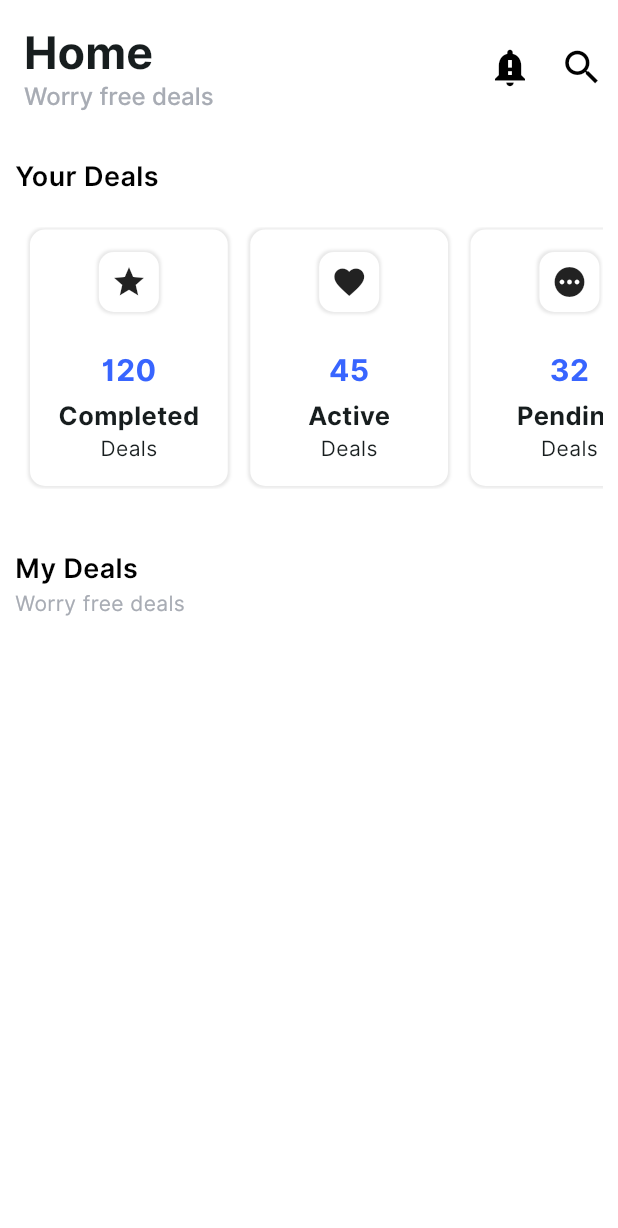
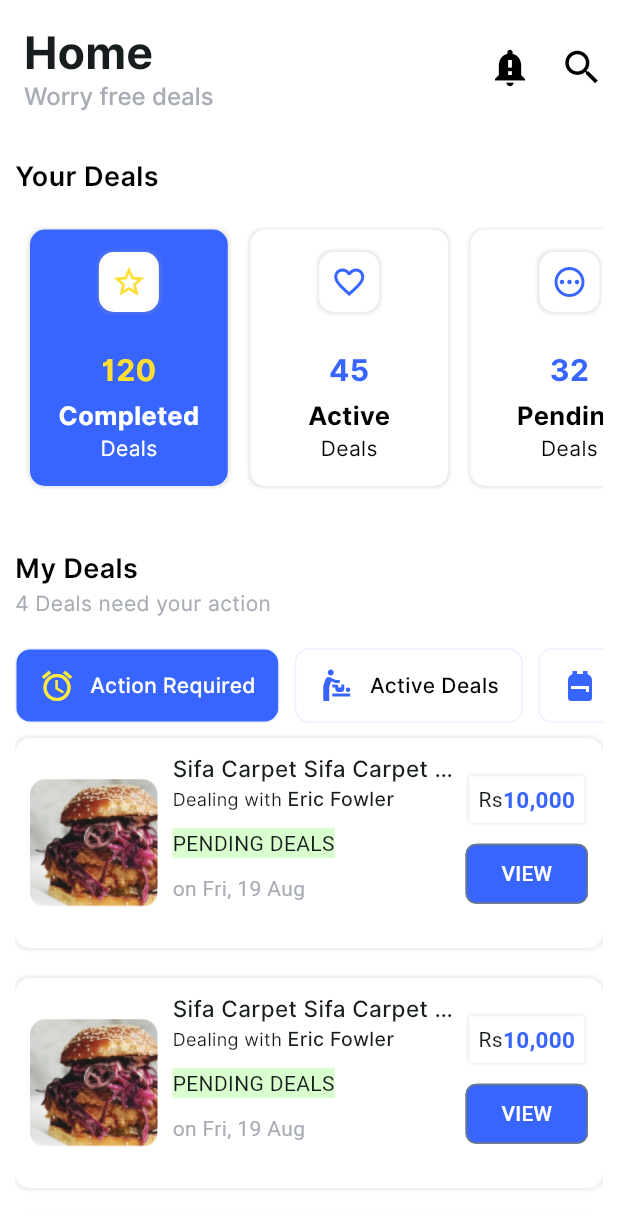
Before and after one commit to FaisalKhawaj/Flutter, a Flutter app: the HomeDeals screen opened by its route, on a phone screen of 412 x 824 dp. Shown: the top 1228 px of the screen. Run offline on Flutter 3.47's test engine with Material 3 defaults, Android fonts, the phone set to English and light mode, and no system bars; our stand-ins replace carousel_slider, flutter_svg, get, pinput, shared_preferences, smooth_page_indicator; accounts and stored records are empty.

Commit message:
home screen completed, used listview for horizontal and vertical,     custom tab button added

```diff
--- a/lib/resources/colors.dart
+++ b/lib/resources/colors.dart
@@ -8,7 +8,8 @@ class AppColor{
   Color primaryGreyText = const Color(0xFF797B89);
 
   Color primaryGreyBox=const Color(0xFFfefefe);
-
+  Color pendingDeal=const Color(0xFFDAFFCE);
+  Color green=const Color(0xFF4EE03C);
   // buttons
 Color primaryButtonText = const Color(0xFFFFDE33);
 Color tertiaryButtonText= const Color(0xFF3865FF);
--- a/lib/screens/auth/widget/DealsButton.dart
+++ b/lib/screens/auth/widget/DealsButton.dart
@@ -9,9 +9,9 @@ import 'package:first_app/screens/homedeals.dart'; // Import the MyItem class fr
 class DealsButton extends StatelessWidget{
 
 final MyItem item;
+final bool isSelected;
 
-
-   DealsButton({super.key,required this.item,});
+   DealsButton({super.key,required this.item,required this.isSelected});
 
   @override
   Widget build(BuildContext context) {
@@ -22,7 +22,7 @@ final MyItem item;
       constraints: BoxConstraints.expand(width:MediaQuery.of(context).size.width*0.32,height: 170 ),
       decoration: BoxDecoration(
         boxShadow: [R.textStyle.dealBoxShadow()],
-        color: Colors.white,
+        color:isSelected?AppColors.primaryButton: Colors.white,
         // color: R.colors.primaryGreyBox,
         borderRadius: BorderRadius.circular(10),
       ),
@@ -31,18 +31,24 @@ final MyItem item;
         children: [
           Container(
             constraints: BoxConstraints.expand(width: 40,height: 40),
-            child:  Icon(item.icon),
-            decoration: BoxDecoration(color: Colors.white,
+            child:  Icon(item.icon,color: isSelected?AppColors.tertiaryButton: AppColors.primaryButton,),
+            decoration: BoxDecoration(color:Colors.white,
               boxShadow: [R.textStyle.dealBoxShadow()],
               borderRadius: BorderRadius.circular(10),
             ),
           ),
          Column(
             children:[
-              Text(item.count.toString(), style: R.textStyle.unselectedDealButton(),),
+              Text(item.count.toString(), style: R.textStyle.unselectedDealButton().copyWith(
+                 color: isSelected?AppColors.tertiaryButton:AppColors.primaryButton
+              ),),
            const SizedBox(height: 4,),
-              Text(item.type,style: TextStyle(fontSize: 17,fontFamily: 'Inter',fontWeight: FontWeight.bold,)),
-              Text('Deals',style: TextStyle(fontSize: 14,fontFamily: 'Inter',fontWeight: FontWeight.w400),)
+              Text(item.type,style: TextStyle(
+                color:isSelected?AppColors.white:AppColors.black,
+                fontSize: 17,fontFamily: 'Inter',fontWeight: FontWeight.bold,)),
+              Text('Deals',style: TextStyle(
+                 color: isSelected?AppColors.white:AppColors.black,
+                  fontSize: 14,fontFamily: 'Inter',fontWeight: FontWeight.w400),)
             ] ,
           )
         ],
--- a/lib/screens/homedeals.dart
+++ b/lib/screens/homedeals.dart
@@ -3,6 +3,8 @@
 import 'package:first_app/app_export.dart';
 import 'package:first_app/main.dart';
 import 'package:first_app/screens/auth/widget/DealsButton.dart';
+import 'package:first_app/widgets/ActionDealsListItem.dart';
+import 'package:first_app/widgets/deals_action_type.dart';
 import 'package:flutter/material.dart';
 import '../../../resources/resources.dart';
 
@@ -16,20 +18,66 @@ class MyItem {
 }
 
 
+class DealActionListItem{
+  final String name;
+  final String company;
+  final String dealType;
+  final String date;
+  final double price;
 
-class HomeDeals extends StatelessWidget{
-   HomeDeals({super.key});
+  DealActionListItem({required this.company,required this.date,required this.dealType,required this.name,required this.price});
+
+}
+
+class DealActionItem{
+  final IconData icon;
+  final String type;
+
+  DealActionItem({required this.icon,required this.type});
+}
+
+class HomeDeals extends StatefulWidget{
+
+  @override
+  _HomeDealsState createState()=> _HomeDealsState();
+
+}
+
+
+
+class _HomeDealsState extends State<HomeDeals>{
+  // _HomeDealsState({super.key});
+int selectedIndex = 0;
+int selectedActionNeeded=0;
+int selectedDealsType=0;
 
   final List<MyItem> dealCategory=[
-    MyItem(icon: Icons.star, type: 'Completed', count: 120),
-    MyItem(icon: Icons.favorite, type: 'Active', count: 45),
-    MyItem(icon: Icons.pending, type: 'Pending', count: 32),
+    MyItem(icon: Icons.star_outline, type: 'Completed', count: 120),
+    MyItem(icon: Icons.favorite_outline_outlined, type: 'Active', count: 45),
+    MyItem(icon: Icons.pending_outlined, type: 'Pending', count: 32),
     MyItem(icon: Icons.cancel, type: 'Cancelled', count: 02),
+  ];
+
+  final List<DealActionItem> dealActionTypes=[
+    DealActionItem(icon: Icons.access_alarm_sharp,type: 'Action Required'),
+    DealActionItem(icon: Icons.baby_changing_station,type: 'Active Deals'),
+    DealActionItem(icon: Icons.backpack,type: 'Pending Deals'),
+  ];
+
+  final List<DealActionListItem> dealActionList=[
+    DealActionListItem(company: 'Eric Fowler', name: 'Sifa Carpet Fowler Hand Woven',price: 1000,dealType: 'PENDING DEALS',date: 'Fri,19 Aug'),
+    DealActionListItem(company: 'Eric Fowler', name: 'Sifa Test',price: 100,dealType: 'MODIFY REQUEST',date: 'Fri,1 Aug'),
+    DealActionListItem(company: 'Eric ', name: 'Sifa TEST B',price: 500,dealType: 'MODIFY REQUEST',date: 'Fri,20 Aug'),
+    DealActionListItem(company: 'Eric ', name: 'Sifa TEST B',price: 500,dealType: 'MODIFY REQUEST',date: 'Fri,21 Aug'),
+
+
   ];
 
   @override
   Widget build(BuildContext context) {
     // TODO: implement build
+    final screenWidth=MediaQuery.of(context).size.width;
+    final isMobile=screenWidth<600;
     return Scaffold(
       // backgroundColor: AppColors.secondaryBg,
       appBar: AppBar(
@@ -52,12 +100,11 @@ class HomeDeals extends StatelessWidget{
         ],
       ),
       body: SafeArea(child: Padding(padding: EdgeInsets.symmetric(vertical: 15, horizontal: 10),
-        child:Column(crossAxisAlignment: CrossAxisAlignment.start, children: [
+        child:SingleChildScrollView(child: Column(crossAxisAlignment: CrossAxisAlignment.start, children: [
           Text('Your Deals',style:R.textStyle.dealCategoryTitle()),
           SizedBox(height: 20,),
 
           SizedBox(height: 175,
-
             width: MediaQuery.of(context).size.width,
             child: ListView.builder(
               itemCount: dealCategory.length,
@@ -65,16 +112,52 @@ class HomeDeals extends StatelessWidget{
               padding: const EdgeInsets.only(left: 10),
               scrollDirection: Axis.horizontal,
               itemBuilder:(context,index){
-                return  DealsButton(item:dealCategory[index]);
+                return  GestureDetector(
+                  onTap: (){
+                    setState(() {
+                      selectedIndex=index;
+                    });
+                  },
+                  child: DealsButton(item:dealCategory[index],isSelected:selectedIndex==index),
+                );
               },
             ),
           ),
           SizedBox(height: 40,),
           Text('My Deals',style:R.textStyle.dealCategoryTitle()),
-          Text('Worry free deals',style: R.textStyle.homeDealHeaderDescription().copyWith(fontSize: 14, fontWeight: FontWeight.w400),),
+          Text('4 Deals need your action',style: R.textStyle.homeDealHeaderDescription().copyWith(fontSize: 14, fontWeight: FontWeight.w400),),
           SizedBox(height: 20,),
 
-        ],) ,)),
+
+          SizedBox(
+            height:50,
+            child:ListView.builder(
+                scrollDirection: Axis.horizontal,
+                itemCount:dealActionTypes.length , itemBuilder: (context,index){
+              return GestureDetector(
+                onTap: (){
+                  setState(() {
+                    selectedDealsType=index;
+                  });
+                },
+                child: DealsActionType(item:dealActionTypes[index],isSelected:selectedDealsType==index),
+              );
+            }),),
+
+SizedBox(
+  height: MediaQuery.of(context).size.height*0.6,
+  child:  ListView.builder(
+      itemCount: dealActionList.length,
+      itemBuilder: (context,index){
+        return  ActionDealsListitem();
+      }) ,
+)
+
+
+
+
+
+        ],),) ,) ),
     );
   }
 
--- a/lib/theme/app_colors.dart
+++ b/lib/theme/app_colors.dart
@@ -16,7 +16,10 @@ class AppColors{
   // Secondary Colors
   static const Color secondaryColor = Color(0xFFB4A8AC);
   static const Color secondaryBg=Color(0xFFfcfcfc);
+  static const Color tertiaryButton=Color(0xFFFFDE33);
   static const Color accentColor = Color(0xFFFF6F61);
+  static const Color pendingDeal=const Color(0xFFDAFFCE);
+  static const Color green=const Color(0xFF4EE03C);
 
   // Neutral Colors
   static const Color white = Color(0xFFFFFFFF);
--- a/lib/widgets/ActionDealsListItem.dart
+++ b/lib/widgets/ActionDealsListItem.dart
@@ -0,0 +1,121 @@
+import 'package:first_app/app_export.dart';
+import '../../../resources/resources.dart';
+import 'package:first_app/main.dart';
+import 'package:flutter/material.dart';
+
+class ActionDealsListitem extends StatelessWidget {
+   ActionDealsListitem({super.key});
+
+  @override
+  Widget build(BuildContext context) {
+    final screenWidth=MediaQuery.of(context).size.width;
+    final isMobile=screenWidth<600;
+    return  Container(
+        margin: const EdgeInsets.only(top: 10,bottom: 10),
+        padding: const EdgeInsets.all(10),
+        width:isMobile?screenWidth*0.9:500,
+        height: 140,
+        decoration: BoxDecoration(color: Colors.white,
+            boxShadow:[BoxShadow(
+                color: Colors.grey.withOpacity(0.3),
+                spreadRadius: 0.3,
+                blurRadius: 2
+            )],
+            borderRadius: BorderRadius.circular(10)
+        ),
+        child: Row(
+          crossAxisAlignment: CrossAxisAlignment.center,
+          children: [
+            // Image
+            ClipRRect(
+              borderRadius: BorderRadius.circular(10),
+              child: Image.asset(ImageConstant.food1,fit: BoxFit.cover,height: 85,width: 85,),
+            ),
+            // Image ends
+            const SizedBox(width: 10,),
+            // Inner Wrap
+            Expanded(child: Column(
+              crossAxisAlignment: CrossAxisAlignment.start,
+              children: [
+                Text('Sifa Carpet Sifa Carpet Sifa Carpet',
+                  textAlign: TextAlign.left,
+                  maxLines: 1, overflow: TextOverflow.ellipsis, style: TextStyle(fontWeight: FontWeight.w500,
+                      fontFamily: 'Inter',
+                      fontSize: 15
+                  ),),
+                Row(mainAxisAlignment: MainAxisAlignment.start, children: [
+                  Text('Dealing with ',style: TextStyle(
+                      fontSize: 12,
+                      fontFamily: 'Inter',
+                      fontWeight: FontWeight.w400
+                  ),),
+                  Text('Eric Fowler',style: TextStyle(
+                      fontFamily: 'Inter',
+                      fontSize: 13,
+                      fontWeight: FontWeight.w500
+                  ),),
+
+                ],),
+                Container(
+                  margin: EdgeInsets.symmetric(vertical: 10),
+                  // padding: EdgeInsets.symmetric(horizontal: 10,vertical: 4),
+                  decoration: BoxDecoration(
+                      color:AppColors.pendingDeal
+                  ),
+                  child: Text('PENDING DEALS'),
+                ),
+                Text('on Fri, 19 Aug',style: TextStyle(
+                  color: AppColors.primaryDescription,
+                ),)
+              ],
+            )),
+
+            // Inner Wrap ends
+
+            Column(
+              mainAxisAlignment: MainAxisAlignment.center,
+              children: [
+                Container(
+                  padding: EdgeInsets.symmetric(horizontal: 6,vertical: 5),
+                  decoration: BoxDecoration(
+                      color: Colors.white,
+                      boxShadow: [BoxShadow(
+                          color: Colors.grey.withOpacity(0.4),
+                          blurRadius: 2,
+                          spreadRadius: 0.2
+                      )]
+                  ),
+                  child:Row(
+                    children: [
+                      const    Text('Rs'),
+                      const  Text('10,000',style: TextStyle(
+                          color: AppColors.primaryButton,
+                          fontSize: 15,
+                          fontWeight: FontWeight.bold
+                      ),)
+                    ],
+                  ),
+                ),
+                SizedBox(height: 10,),
+                OutlinedButton(
+
+                    style:OutlinedButton.styleFrom(
+                        foregroundColor: Colors.white,
+                        backgroundColor: AppColors.primaryButton,
+                        shape: RoundedRectangleBorder(
+                            borderRadius: BorderRadius.circular(7),
+                            side: BorderSide(width: 0)
+                        )
+                    ) ,
+                    onPressed: (){},
+
+                    child: Text('VIEW'))
+              ],
+            )
+
+
+          ],
+        )
+    );
+  }
+}
--- a/lib/widgets/deals_action_type.dart
+++ b/lib/widgets/deals_action_type.dart
@@ -0,0 +1,45 @@
+
+
+import 'package:first_app/theme/app_colors.dart';
+import 'package:flutter/material.dart';
+import 'package:first_app/screens/homedeals.dart'; // Import the MyItem class from homedeals.dart
+
+class DealsActionType extends StatelessWidget{
+final DealActionItem item;
+final bool isSelected;
+  const DealsActionType({super.key,required this.isSelected,required this.item});
+
+  @override
+  Widget build(BuildContext context) {
+    // TODO: implement build
+    return Container(
+      margin: const EdgeInsets.only(right: 10),
+      padding:const EdgeInsets.symmetric(horizontal: 15,vertical: 2),
+      decoration: BoxDecoration(
+        color: isSelected?AppColors.primaryButton:Colors.white,
+        border: Border.all(
+          color: AppColors.inputBorder,
+          width: 1
+        ),
+        // border: BorderSide(color: Colors.red,width: 1),
+        borderRadius: BorderRadius.circular(10),
+
+      ),
+      child: Row(
+        spacing: 10,
+        children: [
+          Icon(item.icon,color: isSelected?Colors.yellow:AppColors.primaryButton,),
+          Text(item.type,style: TextStyle(
+            color: isSelected?Colors.white:Colors.black,
+            fontFamily:'Inter',
+            fontWeight: FontWeight.w500
+          ),)
+        ],
+      ),
+
+      // width: ,
+    );
+  }
+
+
+}
```
